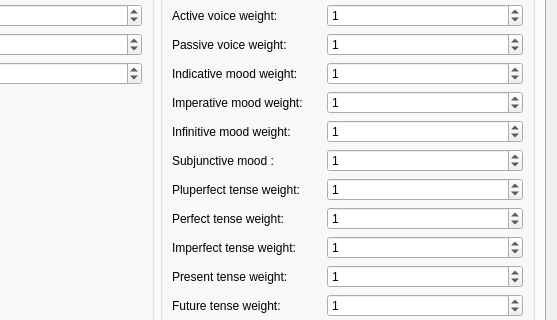
Old version of the form settingsWindow/settingswindow.ui in the repository 3DProgrammer/examinatio-verborum; both pictures show x 243 to 800 and y 592 to 912 of the 800 by 1000 pixel window.
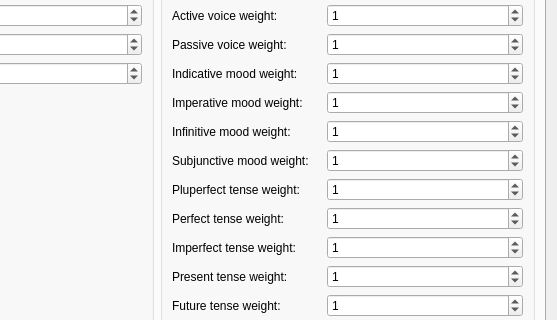
New version of the form.

```diff
--- a/settingsWindow/settingswindow.ui
+++ b/settingsWindow/settingswindow.ui
@@ -364,7 +364,7 @@
             <item row="11" column="0">
              <widget class="QLabel" name="label_25">
               <property name="text">
-               <string>Subjunctive mood :</string>
+               <string>Subjunctive mood weight:</string>
               </property>
              </widget>
             </item>
```
